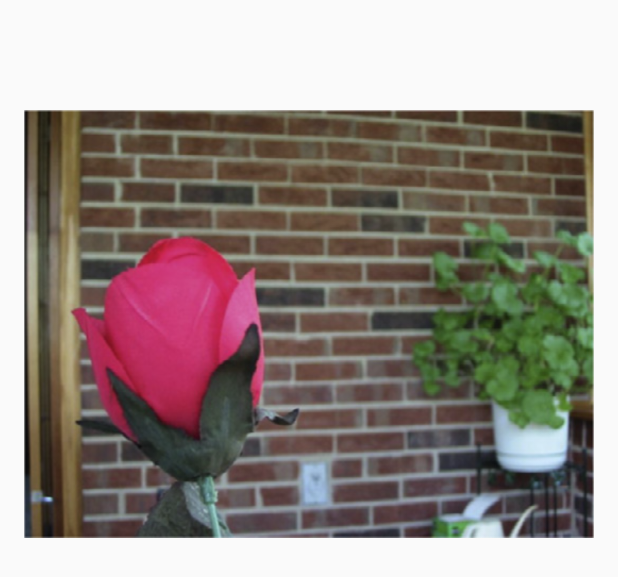
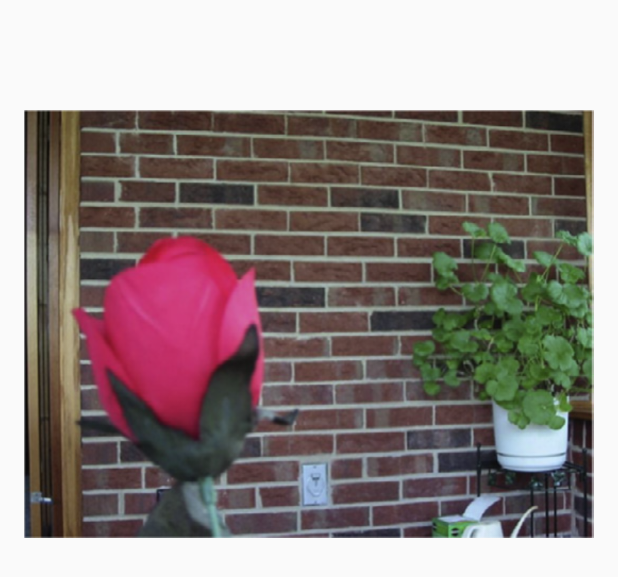
Before and after one commit to trongan93/viplab-mip-multifocus, an Android app: the layout activity_main.xml on its own in the app's theme, with its tools: preview values and no code run, on a phone screen of 412 x 824 dp. Shown: the part 591-1168 px from the top of the screen. Run offline under Robolectric (Android 15) with nearby library versions, the phone set to English and light mode, and no system bars.

Commit message:
edit - detect

```diff
--- a/MultiFocusImage/app/src/main/res/layout/activity_main.xml
+++ b/MultiFocusImage/app/src/main/res/layout/activity_main.xml
@@ -38,7 +38,7 @@
                 android:layout_width="match_parent"
                 android:layout_height="match_parent"
                 android:id="@+id/imvOriginal2"
-                app:srcCompat="@drawable/source_image1" />
+                app:srcCompat="@drawable/source_image2" />
         </LinearLayout>
     </LinearLayout>
 </RelativeLayout>
```
Also changed, not shown: MultiFocusImage/app/src/main/java/tw/ncnu/viplab/multifocusimage/PresenterMainActivity.java (+47 -1 lines), MultiFocusImage/app/src/main/res/drawable/water_coins.jpg (added).
